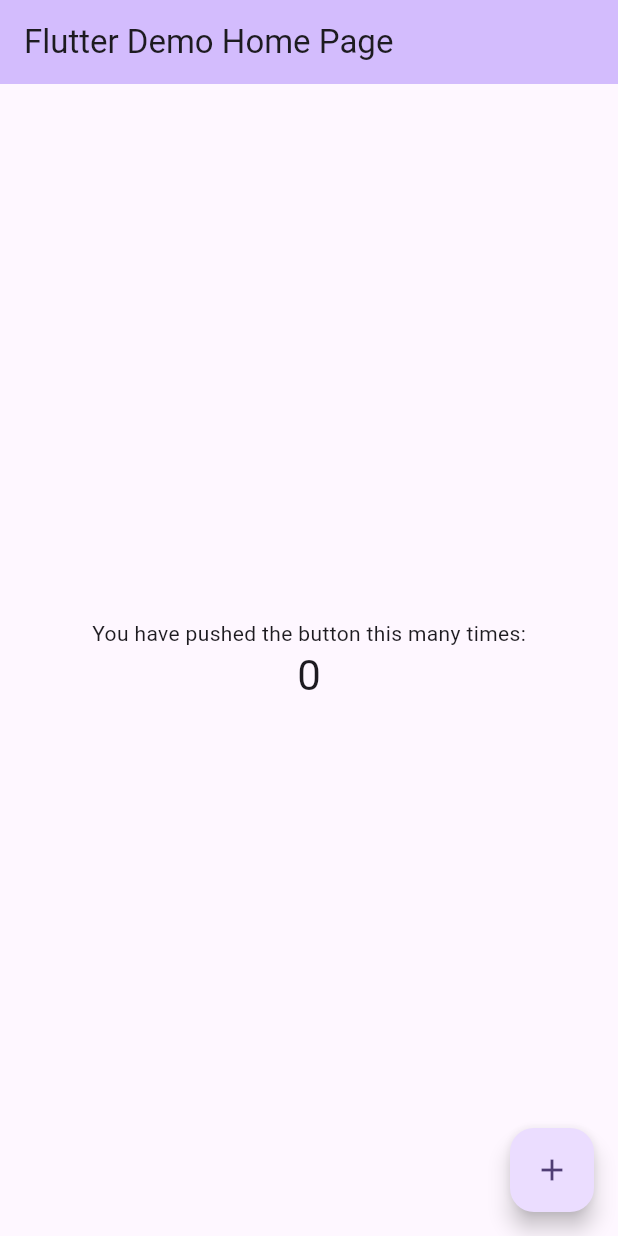
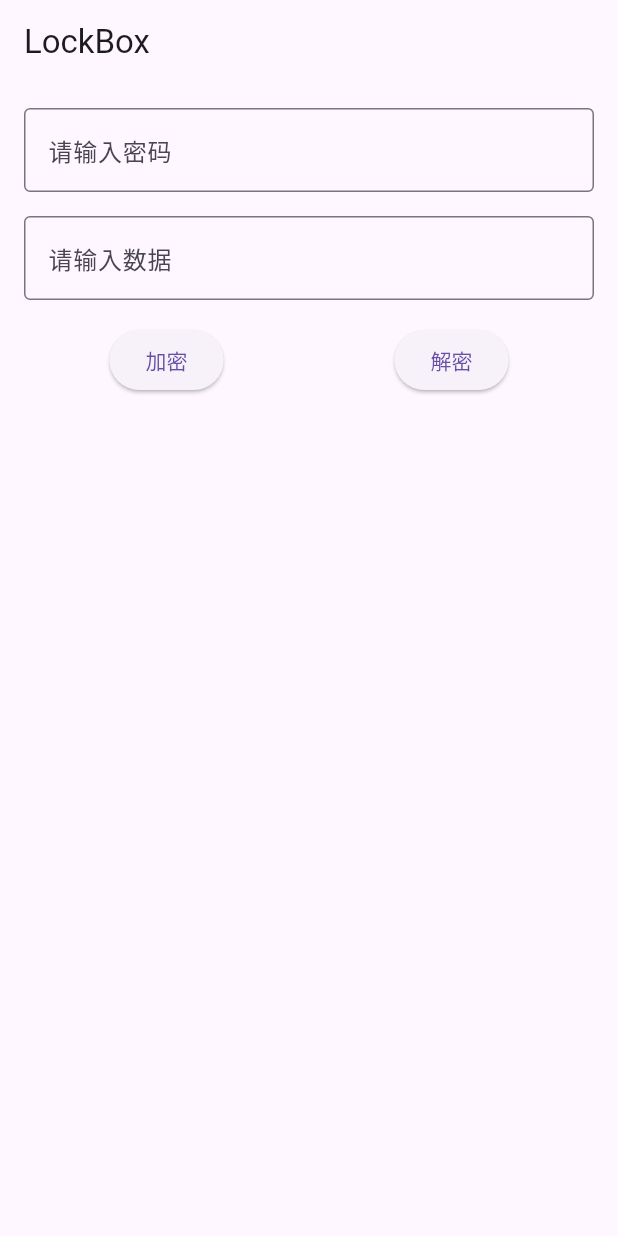
Before and after one commit to oliverbuddy/lock_box, a Flutter app: the screen it shows after launch, on a phone screen of 412 x 824 dp. Run offline on Flutter 3.47's test engine with Material 3 defaults, Android fonts, the light colour scheme and no system bars; missing offline and left inert: encrypt.

Commit message:
feat: 新增加解密，以及显示，复制

```diff
--- a/lib/main.dart
+++ b/lib/main.dart
@@ -1,125 +1,163 @@
+import 'dart:convert';
+import 'package:encrypt/encrypt.dart' as enc;
 import 'package:flutter/material.dart';
+import 'package:flutter/services.dart';
 
 void main() {
-  runApp(const MyApp());
+  runApp(LockBoxApp());
 }
 
-class MyApp extends StatelessWidget {
-  const MyApp({super.key});
-
-  // This widget is the root of your application.
+class LockBoxApp extends StatelessWidget {
   @override
   Widget build(BuildContext context) {
     return MaterialApp(
-      title: 'Flutter Demo',
-      theme: ThemeData(
-        // This is the theme of your application.
-        //
-        // TRY THIS: Try running your application with "flutter run". You'll see
-        // the application has a purple toolbar. Then, without quitting the app,
-        // try changing the seedColor in the colorScheme below to Colors.green
-        // and then invoke "hot reload" (save your changes or press the "hot
-        // reload" button in a Flutter-supported IDE, or press "r" if you used
-        // the command line to start the app).
-        //
-        // Notice that the counter didn't reset back to zero; the application
-        // state is not lost during the reload. To reset the state, use hot
-        // restart instead.
-        //
-        // This works for code too, not just values: Most code changes can be
-        // tested with just a hot reload.
-        colorScheme: ColorScheme.fromSeed(seedColor: Colors.deepPurple),
-        useMaterial3: true,
-      ),
-      home: const MyHomePage(title: 'Flutter Demo Home Page'),
+      title: 'LockBox',
+      theme: ThemeData(primarySwatch: Colors.blue),
+      home: LockBoxScreen(),
     );
   }
 }
 
-class MyHomePage extends StatefulWidget {
-  const MyHomePage({super.key, required this.title});
-
-  // This widget is the home page of your application. It is stateful, meaning
-  // that it has a State object (defined below) that contains fields that affect
-  // how it looks.
-
-  // This class is the configuration for the state. It holds the values (in this
-  // case the title) provided by the parent (in this case the App widget) and
-  // used by the build method of the State. Fields in a Widget subclass are
-  // always marked "final".
-
-  final String title;
-
+class LockBoxScreen extends StatefulWidget {
   @override
-  State<MyHomePage> createState() => _MyHomePageState();
+  _LockBoxScreenState createState() => _LockBoxScreenState();
 }
 
-class _MyHomePageState extends State<MyHomePage> {
-  int _counter = 0;
+class _LockBoxScreenState extends State<LockBoxScreen> {
+  final TextEditingController _passwordController = TextEditingController();
+  final TextEditingController _dataController = TextEditingController();
+  String? _encryptedData;
+  String? _decryptedData;
 
-  void _incrementCounter() {
+  String encrypt(String data, String key) {
+    final encrypter = enc.Encrypter(enc.AES(enc.Key.fromUtf8(key), mode: enc.AESMode.cbc));
+    final iv = enc.IV.fromLength(16);
+    final encrypted = encrypter.encrypt(data, iv: iv);
+    return base64Encode(iv.bytes + encrypted.bytes); // 合并 iv 和密文
+  }
+
+  String decrypt(String encryptedBase64, String key) {
+    final encryptedBytes = base64Decode(encryptedBase64);
+    final iv = enc.IV(encryptedBytes.sublist(0, 16));
+    final encryptedData = encryptedBytes.sublist(16);
+    final encrypter = enc.Encrypter(enc.AES(enc.Key.fromUtf8(key), mode: enc.AESMode.cbc));
+    return encrypter.decrypt(enc.Encrypted(encryptedData), iv: iv);
+  }
+
+  void handleEncrypt() {
+    final data = _dataController.text;
+    final password = _passwordController.text;
+    if (data.isNotEmpty && password.isNotEmpty) {
+      final key = password.padRight(32, '*').substring(0, 32); // 确保32字节密钥
+      final encryptedData = encrypt(data, key);
       setState(() {
-      // This call to setState tells the Flutter framework that something has
-      // changed in this State, which causes it to rerun the build method below
-      // so that the display can reflect the updated values. If we changed
-      // _counter without calling setState(), then the build method would not be
-      // called again, and so nothing would appear to happen.
-      _counter++;
+        _encryptedData = encryptedData;
+        _decryptedData = null; // 重置解密结果
+      });
+      ScaffoldMessenger.of(context).showSnackBar(
+        SnackBar(content: Text('数据已成功加密！请妥善保存加密结果和密码。')),
+      );
+    }
+  }
+
+  void handleDecrypt() {
+    final encryptedJson = _encryptedData;
+    final password = _passwordController.text;
+    if (encryptedJson != null && password.isNotEmpty) {
+      try {
+        final key = password.padRight(32, '*').substring(0, 32);
+        final decryptedData = decrypt(encryptedJson, key);
+        setState(() {
+          _decryptedData = decryptedData;
+          _encryptedData = null; // 解密时清空加密数据（如果需要）
+        });
+        ScaffoldMessenger.of(context).showSnackBar(
+          SnackBar(content: Text('数据已成功解密！请核对解密内容是否正确。')),
+        );
+      } catch (e) {
+        ScaffoldMessenger.of(context).showSnackBar(
+          SnackBar(content: Text('解密失败！请检查输入的密码是否正确，并确保数据未被篡改。')),
+        );
+      }
+    }
+  }
+
+  void copyToClipboard(String text) {
+    Clipboard.setData(ClipboardData(text: text)).then((value) {
+      ScaffoldMessenger.of(context).showSnackBar(
+        SnackBar(content: Text('已成功复制到剪贴板！请放心使用。')),
+      );
     });
   }
 
   @override
   Widget build(BuildContext context) {
-    // This method is rerun every time setState is called, for instance as done
-    // by the _incrementCounter method above.
-    //
-    // The Flutter framework has been optimized to make rerunning build methods
-    // fast, so that you can just rebuild anything that needs updating rather
-    // than having to individually change instances of widgets.
     return Scaffold(
-      appBar: AppBar(
-        // TRY THIS: Try changing the color here to a specific color (to
-        // Colors.amber, perhaps?) and trigger a hot reload to see the AppBar
-        // change color while the other colors stay the same.
-        backgroundColor: Theme.of(context).colorScheme.inversePrimary,
-        // Here we take the value from the MyHomePage object that was created by
-        // the App.build method, and use it to set our appbar title.
-        title: Text(widget.title),
+      appBar: AppBar(title: Text('LockBox')),
+      body: SingleChildScrollView(
+        child: Padding(
+          padding: const EdgeInsets.all(16.0),
+          child: Column(
+            crossAxisAlignment: CrossAxisAlignment.start,
+            children: [
+              TextField(
+                controller: _passwordController,
+                decoration: InputDecoration(
+                  labelText: '请输入密码',
+                  border: OutlineInputBorder(),
                 ),
-      body: Center(
-        // Center is a layout widget. It takes a single child and positions it
-        // in the middle of the parent.
-        child: Column(
-          // Column is also a layout widget. It takes a list of children and
-          // arranges them vertically. By default, it sizes itself to fit its
-          // children horizontally, and tries to be as tall as its parent.
-          //
-          // Column has various properties to control how it sizes itself and
-          // how it positions its children. Here we use mainAxisAlignment to
-          // center the children vertically; the main axis here is the vertical
-          // axis because Columns are vertical (the cross axis would be
-          // horizontal).
-          //
-          // TRY THIS: Invoke "debug painting" (choose the "Toggle Debug Paint"
-          // action in the IDE, or press "p" in the console), to see the
-          // wireframe for each widget.
-          mainAxisAlignment: MainAxisAlignment.center,
-          children: <Widget>[
-            const Text(
-              'You have pushed the button this many times:',
+                obscureText: true,
               ),
+              SizedBox(height: 16.0),
+              Container(
+                constraints: BoxConstraints(maxHeight: 200.0),
+                child: TextField(
+                  controller: _dataController,
+                  maxLines: null,
+                  keyboardType: TextInputType.multiline,
+                  decoration: InputDecoration(
+                    labelText: '请输入数据',
+                    border: OutlineInputBorder(),
+                  ),
+                ),
+              ),
+              SizedBox(height: 16.0),
+              Row(
+                mainAxisAlignment: MainAxisAlignment.spaceAround,
+                children: [
+                  ElevatedButton(onPressed: handleEncrypt, child: Text('加密')),
+                  ElevatedButton(onPressed: handleDecrypt, child: Text('解密')),
+                ],
+              ),
+              if (_encryptedData != null || _decryptedData != null) ...[
+                SizedBox(height: 16.0),
                 Text(
-              '$_counter',
-              style: Theme.of(context).textTheme.headlineMedium,
+                  _encryptedData != null ? '加密结果:' : '解密结果:',
+                  style: TextStyle(fontWeight: FontWeight.bold),
                 ),
+                Container(
+                  height: 150.0,
+                  padding: EdgeInsets.all(8.0),
+                  decoration: BoxDecoration(
+                    border: Border.all(color: Colors.grey),
+                    borderRadius: BorderRadius.circular(4.0),
+                  ),
+                  child: SingleChildScrollView(
+                    child: SelectableText(
+                      _encryptedData ?? _decryptedData!,
+                      style: TextStyle(fontFamily: 'monospace'),
+                    ),
+                  ),
+                ),
+                ElevatedButton(
+                  onPressed: () => copyToClipboard(_encryptedData ?? _decryptedData!),
+                  child: Text('复制结果'),
+                ),
+              ],
             ],
           ),
         ),
-      floatingActionButton: FloatingActionButton(
-        onPressed: _incrementCounter,
-        tooltip: 'Increment',
-        child: const Icon(Icons.add),
-      ), // This trailing comma makes auto-formatting nicer for build methods.
+      ),
     );
   }
 }
--- a/pubspec.yaml
+++ b/pubspec.yaml
@@ -35,6 +35,7 @@ dependencies:
   # The following adds the Cupertino Icons font to your application.
   # Use with the CupertinoIcons class for iOS style icons.
   cupertino_icons: ^1.0.8
+  encrypt: ^5.0.0
 
 dev_dependencies:
   flutter_test:
```
Also changed, not shown: 1 other file. Lines whose indentation alone changed are shown as unchanged.
